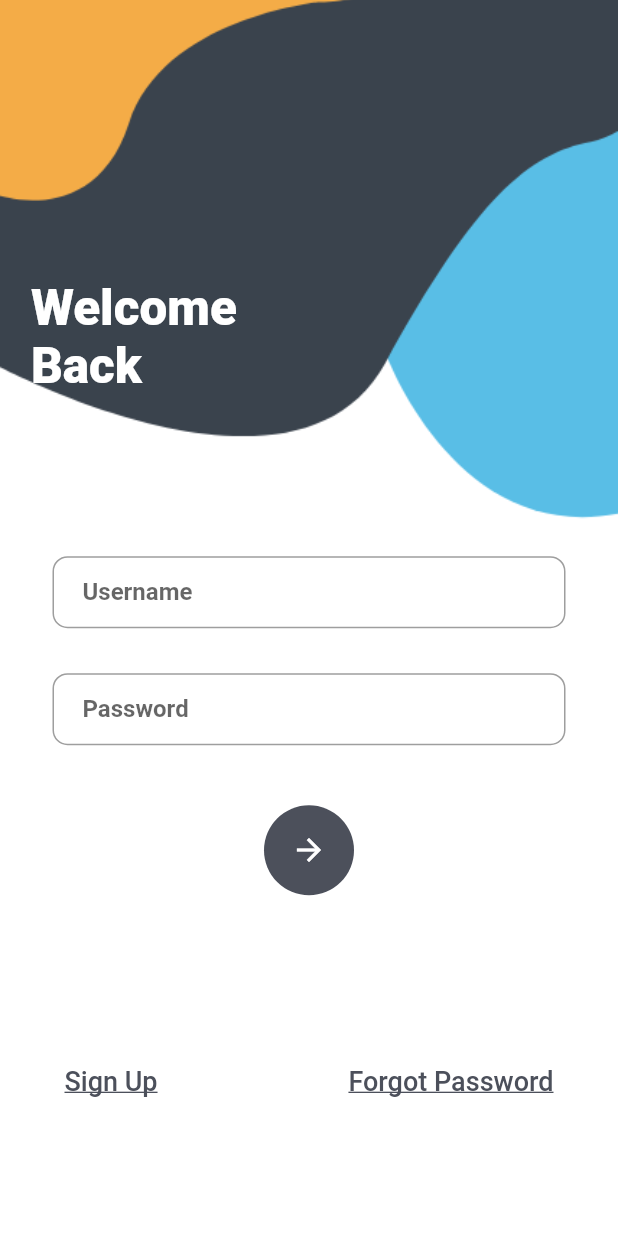
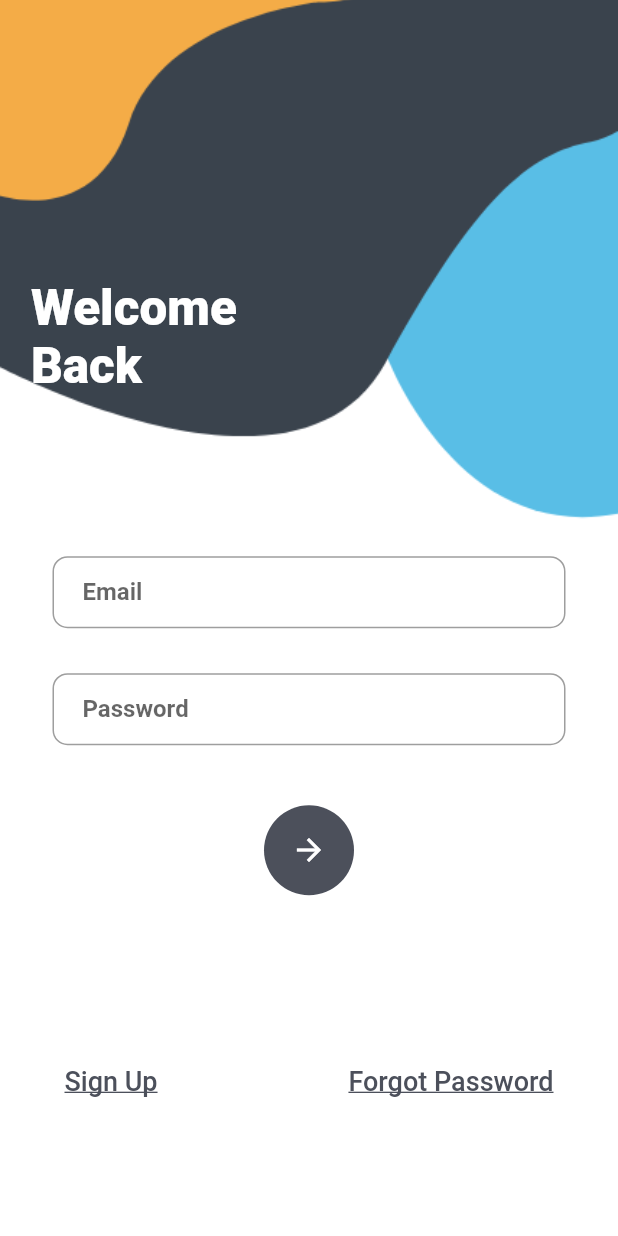
Before and after one commit to Sai-Kartheek-Reddy/EcoTracker, a Flutter app: the screen it shows after launch, on a phone screen of 412 x 824 dp. Run offline on Flutter 3.47's test engine with Material 2 defaults, Android fonts, the phone set to English and light mode, and no system bars; our stand-ins replace firebase_auth, firebase_core, get, page_transition; accounts and stored records are empty; Roboto replaces fonts that are missing (OoohBaby).

Commit message:
firebase connected

```diff
--- a/lib/register/login.dart
+++ b/lib/register/login.dart
@@ -4,7 +4,6 @@ import 'package:flutter/rendering.dart';
 import 'package:page_transition/page_transition.dart';
 import 'package:weather/home/weather.dart';
 import 'package:weather/register/signup.dart';
-import 'package:weather/register/signupcontroller.dart';
 
 class LoginPage extends StatefulWidget {
   @override
@@ -125,7 +124,7 @@ class _LoginPageState extends State<LoginPage> {
                     TextFormField(
                       controller: _usernameController,
                       decoration: InputDecoration(
-                        labelText: 'Username',
+                        labelText: 'Email',
                         labelStyle: TextStyle(fontWeight: FontWeight.bold),
                         contentPadding: EdgeInsets.fromLTRB(20, 10, 20, 10),
                         border: OutlineInputBorder(
@@ -168,7 +167,7 @@ class _LoginPageState extends State<LoginPage> {
                               color: Colors.white,
                               icon: Icon(Icons.arrow_forward),
                               onPressed: () async {
-                                if(_formKey.currentState!.validate() ){
+                                if (_formKey.currentState!.validate()) {
                                   _formKey.currentState!.save();
                                   try {
                                     UserCredential userCredential =
```
